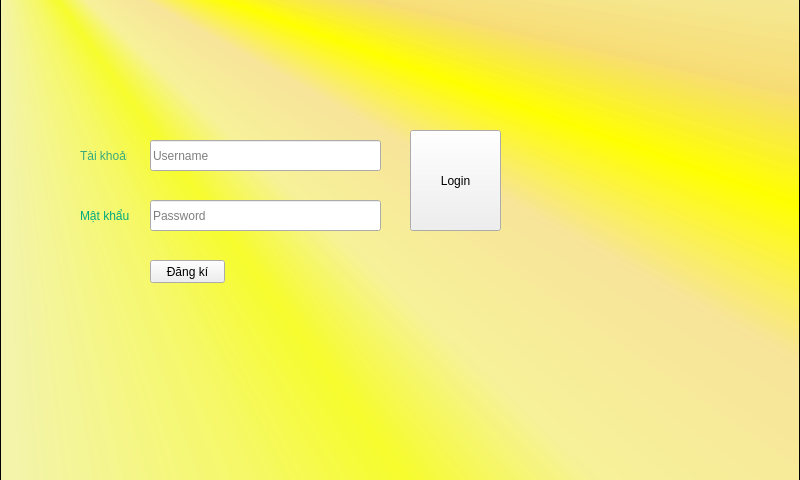
The window that untitled/mainwindow.ui (ledong2512/QtOAQ) describes before a commit, drawn with Qt 5.
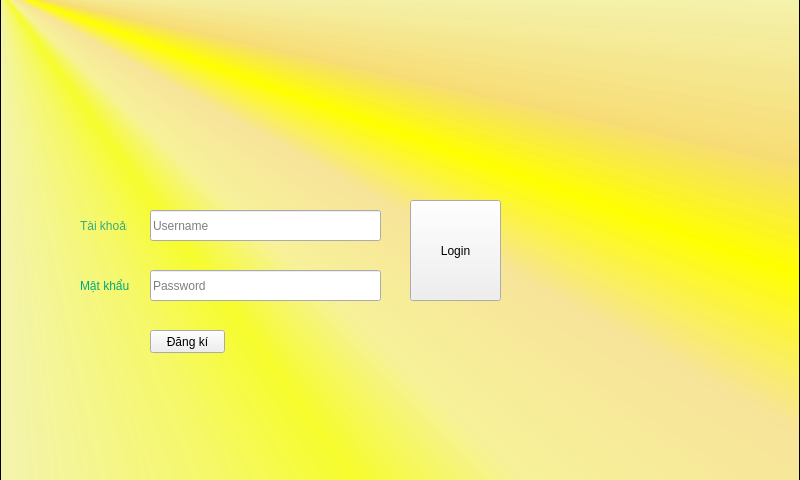
The same window after the commit. Icons and pictures are not drawn.

Patch:
```diff
--- a/untitled/mainwindow.ui
+++ b/untitled/mainwindow.ui
@@ -23,11 +23,21 @@
    <string>MainWindow</string>
   </property>
   <widget class="QWidget" name="centralwidget">
+   <widget class="QStackedWidget" name="stackedWidget">
+    <property name="geometry">
+     <rect>
+      <x>0</x>
+      <y>0</y>
+      <width>801</width>
+      <height>481</height>
+     </rect>
+    </property>
+    <widget class="QWidget" name="page">
    <widget class="QFrame" name="frame">
     <property name="geometry">
      <rect>
       <x>0</x>
-      <y>-80</y>
+        <y>-10</y>
       <width>800</width>
       <height>561</height>
      </rect>
@@ -166,6 +176,10 @@
       <string/>
      </property>
     </widget>
+     </widget>
+    </widget>
+    <widget class="QWidget" name="page_3"/>
+    <widget class="QWidget" name="page_2"/>
    </widget>
   </widget>
  </widget>
```
Left out of the diff: 14 changed lines with no effect on the pictures. Lines whose indentation alone changed are shown as unchanged.
